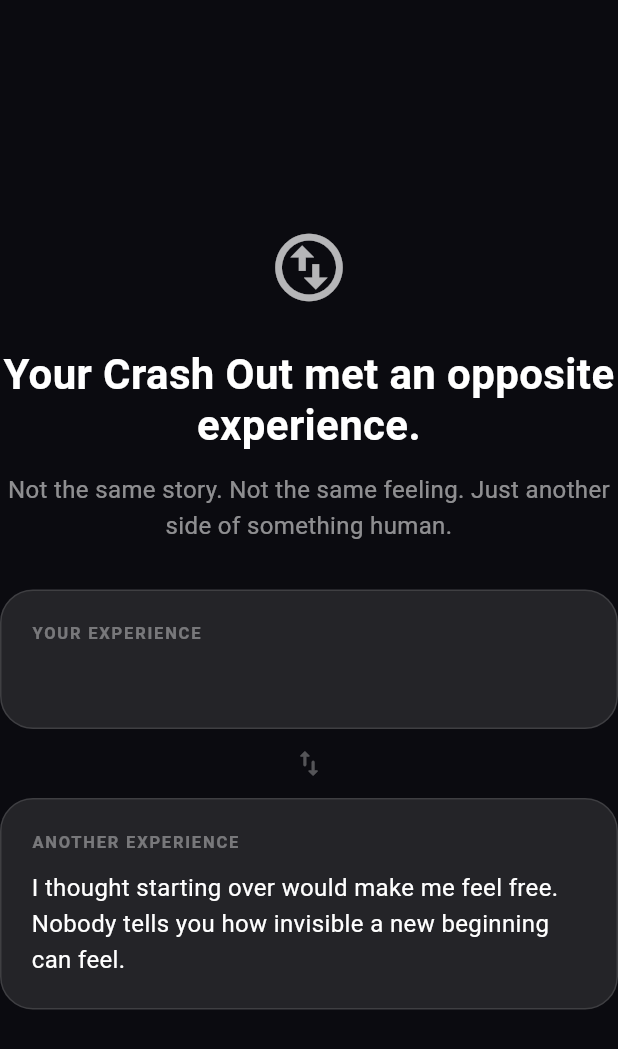
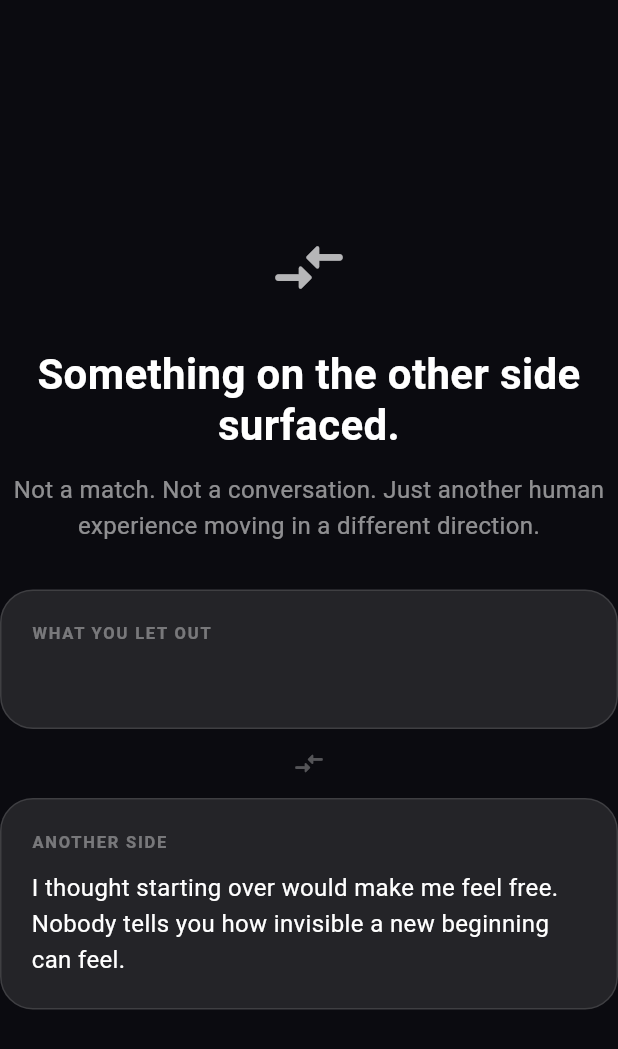
Before and after one commit to noyajesse/ventvo, a Flutter app: the _OppositeExperienceView widget shown alone on an empty page, opened directly with sample values from the repository, on a phone screen of 412 x 824 dp. Shown: the top 1049 px of the screen. Run offline on Flutter 3.47's test engine with Material 3 defaults, Android fonts, the phone set to English and light mode, and no system bars; our stand-ins replace flutter_riverpod, shared_preferences; accounts and stored records are empty.

Commit message:
Redesign Crash Out encounter language around another side

```diff
--- a/lib/features/crash_out/screens/crash_out_fate_screen.dart
+++ b/lib/features/crash_out/screens/crash_out_fate_screen.dart
@@ -30,7 +30,7 @@ class CrashOutFateScreen extends ConsumerWidget {
         backgroundColor: const Color(0xFF111111),
         elevation: 0,
         title: const Text(
-          'Crash Out',
+          'The Other Side',
           style: TextStyle(
             color: Colors.white,
             fontWeight: FontWeight.bold,
@@ -67,13 +67,13 @@ class _OppositeExperienceView extends StatelessWidget {
       children: [
         const Spacer(),
         const Icon(
-          Icons.swap_vertical_circle_outlined,
+          Icons.compare_arrows_rounded,
           color: Colors.white70,
           size: 54,
         ),
         const SizedBox(height: 28),
         const Text(
-          'Your Crash Out met an opposite experience.',
+          'Something on the other side surfaced.',
           textAlign: TextAlign.center,
           style: TextStyle(
             color: Colors.white,
@@ -84,7 +84,7 @@ class _OppositeExperienceView extends StatelessWidget {
         ),
         const SizedBox(height: 14),
         const Text(
-          'Not the same story. Not the same feeling. Just another side of something human.',
+          'Not a match. Not a conversation. Just another human experience moving in a different direction.',
           textAlign: TextAlign.center,
           style: TextStyle(
             color: Colors.white54,
@@ -94,18 +94,18 @@ class _OppositeExperienceView extends StatelessWidget {
         ),
         const SizedBox(height: 30),
         _ExperienceCard(
-          label: 'YOUR EXPERIENCE',
+          label: 'WHAT YOU LET OUT',
           text: crashOut.textContent ?? '',
         ),
         const SizedBox(height: 12),
         const Icon(
-          Icons.swap_vert_rounded,
+          Icons.compare_arrows_rounded,
           color: Colors.white30,
           size: 22,
         ),
         const SizedBox(height: 12),
         _ExperienceCard(
-          label: 'ANOTHER EXPERIENCE',
+          label: 'ANOTHER SIDE',
           text: experience.content,
         ),
         const Spacer(),
@@ -185,7 +185,7 @@ class _NoOppositeExperience extends StatelessWidget {
         ),
         SizedBox(height: 16),
         Text(
-          'Nothing on the other side surfaced yet.',
+          'Nothing meaningful on the other side surfaced yet.',
           textAlign: TextAlign.center,
           style: TextStyle(
             color: Colors.white54,
```
